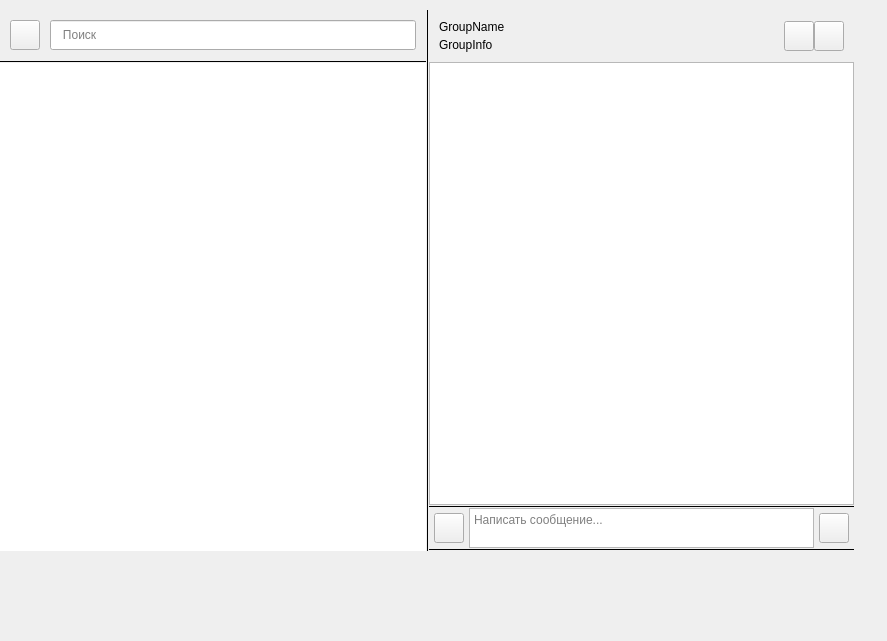
Above: app/app-qt/src/mainwidget/mainwidget.ui from JMICKHs/jmickhenger before the change. Below: the same form after it.
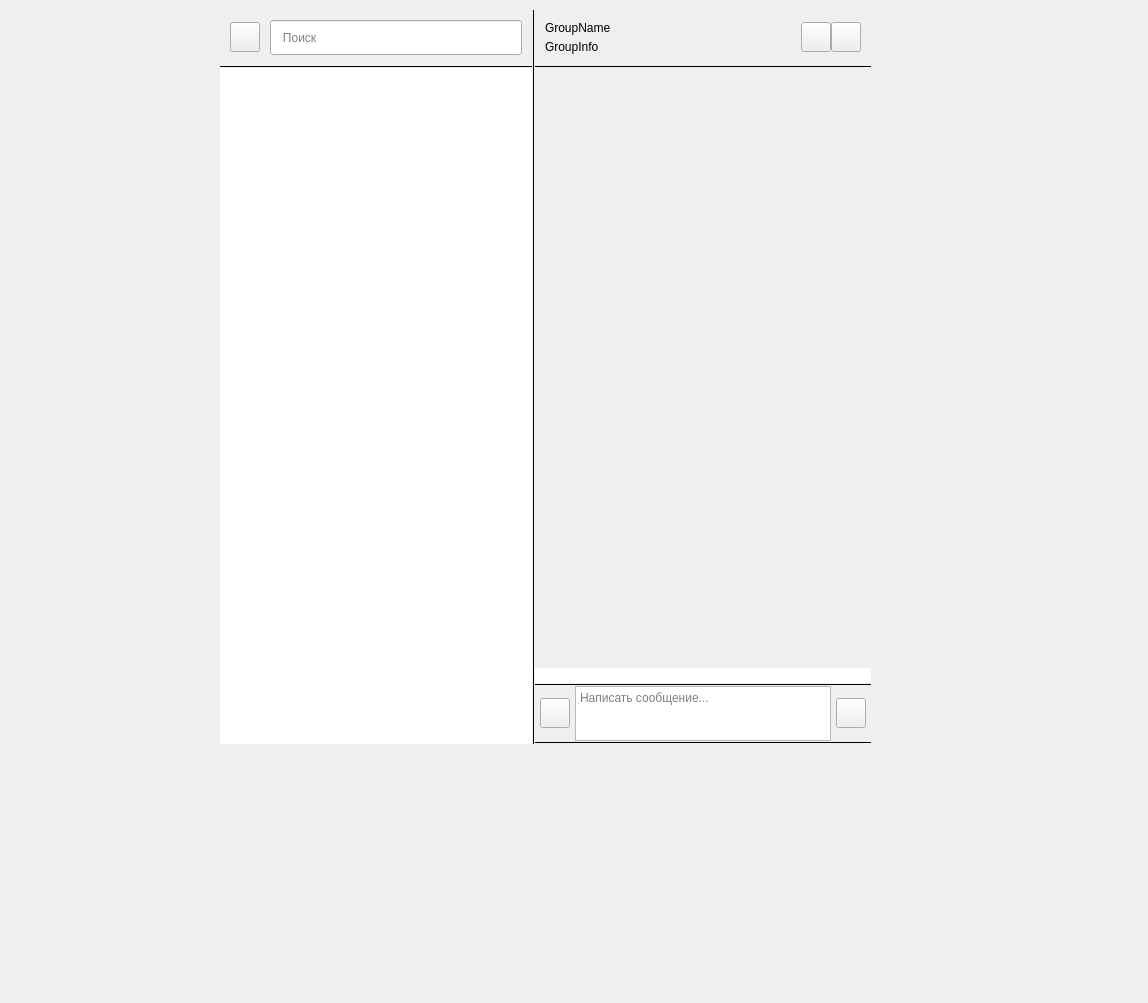
That is the form after the change. Custom widgets are drawn as their Qt base class.

Patch:
```diff
--- a/app/app-qt/src/mainwidget/mainwidget.ui
+++ b/app/app-qt/src/mainwidget/mainwidget.ui
@@ -6,8 +6,8 @@
    <rect>
     <x>0</x>
     <y>0</y>
-    <width>887</width>
-    <height>641</height>
+    <width>1148</width>
+    <height>1003</height>
    </rect>
   </property>
   <property name="windowTitle">
@@ -16,10 +16,10 @@
   <widget class="QWidget" name="horizontalLayoutWidget_4">
    <property name="geometry">
     <rect>
-     <x>0</x>
+     <x>220</x>
      <y>10</y>
-     <width>854</width>
-     <height>541</height>
+     <width>651</width>
+     <height>734</height>
     </rect>
    </property>
    <layout class="QHBoxLayout" name="MainLayout">
@@ -27,12 +27,48 @@
      <number>0</number>
     </property>
     <item>
+     <widget class="QWidget" name="leftWidget" native="true">
+      <property name="minimumSize">
+       <size>
+        <width>100</width>
+        <height>100</height>
+       </size>
+      </property>
+      <property name="maximumSize">
+       <size>
+        <width>400</width>
+        <height>16777215</height>
+       </size>
+      </property>
+      <property name="sizeIncrement">
+       <size>
+        <width>59</width>
+        <height>0</height>
+       </size>
+      </property>
+      <layout class="QHBoxLayout" name="horizontalLayout_4">
+       <property name="spacing">
+        <number>0</number>
+       </property>
+       <property name="leftMargin">
+        <number>0</number>
+       </property>
+       <property name="topMargin">
+        <number>0</number>
+       </property>
+       <property name="rightMargin">
+        <number>0</number>
+       </property>
+       <property name="bottomMargin">
+        <number>0</number>
+       </property>
+       <item>
      <layout class="QVBoxLayout" name="leftSideLayout">
       <property name="spacing">
        <number>0</number>
       </property>
       <property name="sizeConstraint">
-       <enum>QLayout::SetMinimumSize</enum>
+          <enum>QLayout::SetDefaultConstraint</enum>
       </property>
       <item>
        <spacer name="verticalSpacer_2">
@@ -105,7 +141,7 @@
           <property name="minimumSize">
            <size>
             <width>0</width>
-            <height>30</height>
+               <height>35</height>
            </size>
           </property>
           <property name="placeholderText">
@@ -225,6 +261,9 @@
       </item>
      </layout>
     </item>
+      </layout>
+     </widget>
+    </item>
     <item>
      <widget class="Line" name="line">
       <property name="autoFillBackground">
@@ -256,10 +295,31 @@
      </widget>
     </item>
     <item>
+     <widget class="QWidget" name="rightwidget" native="true">
+      <layout class="QVBoxLayout" name="verticalLayout_2">
+       <property name="spacing">
+        <number>0</number>
+       </property>
+       <property name="leftMargin">
+        <number>0</number>
+       </property>
+       <property name="topMargin">
+        <number>0</number>
+       </property>
+       <property name="rightMargin">
+        <number>0</number>
+       </property>
+       <property name="bottomMargin">
+        <number>0</number>
+       </property>
+       <item>
      <layout class="QVBoxLayout" name="rigthSideLayout">
       <property name="spacing">
        <number>0</number>
       </property>
+         <property name="sizeConstraint">
+          <enum>QLayout::SetFixedSize</enum>
+         </property>
       <item>
        <spacer name="verticalSpacer_4">
         <property name="orientation">
@@ -307,7 +367,7 @@
             <property name="minimumSize">
              <size>
               <width>5</width>
-              <height>0</height>
+                 <height>15</height>
              </size>
             </property>
             <property name="text">
@@ -336,7 +396,7 @@
             <property name="minimumSize">
              <size>
               <width>5</width>
-              <height>0</height>
+                 <height>15</height>
              </size>
             </property>
             <property name="text">
@@ -364,6 +424,12 @@
         </item>
         <item>
          <widget class="CustomButton" name="pushButton">
+             <property name="minimumSize">
+              <size>
+               <width>30</width>
+               <height>30</height>
+              </size>
+             </property>
           <property name="maximumSize">
            <size>
             <width>30</width>
@@ -377,6 +443,12 @@
         </item>
         <item>
          <widget class="CustomButton" name="pushButton_3">
+             <property name="minimumSize">
+              <size>
+               <width>30</width>
+               <height>30</height>
+              </size>
+             </property>
           <property name="maximumSize">
            <size>
             <width>30</width>
@@ -417,13 +489,105 @@
         <property name="sizeHint" stdset="0">
          <size>
           <width>20</width>
-          <height>10</height>
+             <height>11</height>
          </size>
         </property>
        </spacer>
       </item>
       <item>
-       <widget class="ChatView" name="chatList"/>
+          <widget class="Line" name="line_5">
+           <property name="autoFillBackground">
+            <bool>false</bool>
+           </property>
+           <property name="styleSheet">
+            <string notr="true">QFrame[frameShape=&quot;5&quot;]
+{
+    border: 0.5px;
+	max-width: 0.5px;
+    background: rgb(220,220,220);
+}
+QFrame[frameShape=&quot;4&quot;]
+{
+    border: 0.5px;
+	max-height: 0.5px;
+    background: rgb(220,220,220);
+}</string>
+           </property>
+           <property name="frameShadow">
+            <enum>QFrame::Plain</enum>
+           </property>
+           <property name="lineWidth">
+            <number>1</number>
+           </property>
+           <property name="orientation">
+            <enum>Qt::Horizontal</enum>
+           </property>
+          </widget>
+         </item>
+         <item>
+          <spacer name="offsetSpacer">
+           <property name="orientation">
+            <enum>Qt::Vertical</enum>
+           </property>
+           <property name="sizeType">
+            <enum>QSizePolicy::Fixed</enum>
+           </property>
+           <property name="sizeHint" stdset="0">
+            <size>
+             <width>20</width>
+             <height>600</height>
+            </size>
+           </property>
+          </spacer>
+         </item>
+         <item>
+          <widget class="ChatView" name="chatList">
+           <property name="enabled">
+            <bool>true</bool>
+           </property>
+           <property name="sizePolicy">
+            <sizepolicy hsizetype="Expanding" vsizetype="Ignored">
+             <horstretch>0</horstretch>
+             <verstretch>0</verstretch>
+            </sizepolicy>
+           </property>
+           <property name="minimumSize">
+            <size>
+             <width>0</width>
+             <height>0</height>
+            </size>
+           </property>
+           <property name="maximumSize">
+            <size>
+             <width>16777215</width>
+             <height>13412412</height>
+            </size>
+           </property>
+           <property name="baseSize">
+            <size>
+             <width>0</width>
+             <height>0</height>
+            </size>
+           </property>
+           <property name="frameShape">
+            <enum>QFrame::NoFrame</enum>
+           </property>
+           <property name="frameShadow">
+            <enum>QFrame::Sunken</enum>
+           </property>
+           <property name="lineWidth">
+            <number>0</number>
+           </property>
+           <property name="horizontalScrollBarPolicy">
+            <enum>Qt::ScrollBarAlwaysOff</enum>
+           </property>
+           <property name="sizeAdjustPolicy">
+            <enum>QAbstractScrollArea::AdjustToContents</enum>
+           </property>
+           <property name="resizeMode">
+            <enum>QListView::Adjust</enum>
+           </property>
+          </widget>
       </item>
       <item>
        <widget class="Line" name="line_3">
@@ -478,6 +642,12 @@
         </item>
         <item>
          <widget class="CustomButton" name="pushButton_2">
+             <property name="minimumSize">
+              <size>
+               <width>30</width>
+               <height>30</height>
+              </size>
+             </property>
           <property name="maximumSize">
            <size>
             <width>30</width>
@@ -516,13 +686,13 @@
           <property name="minimumSize">
            <size>
             <width>80</width>
-            <height>40</height>
+               <height>55</height>
            </size>
           </property>
           <property name="maximumSize">
            <size>
             <width>16777215</width>
-            <height>40</height>
+               <height>55</height>
            </size>
           </property>
           <property name="styleSheet">
@@ -554,6 +724,12 @@
         </item>
         <item>
          <widget class="CustomButton" name="sendButton">
+             <property name="minimumSize">
+              <size>
+               <width>30</width>
+               <height>30</height>
+              </size>
+             </property>
           <property name="maximumSize">
            <size>
             <width>30</width>
@@ -620,6 +796,9 @@
        </widget>
       </item>
      </layout>
+       </item>
+      </layout>
+     </widget>
     </item>
    </layout>
   </widget>
```
Lines whose indentation alone changed are shown as unchanged.
